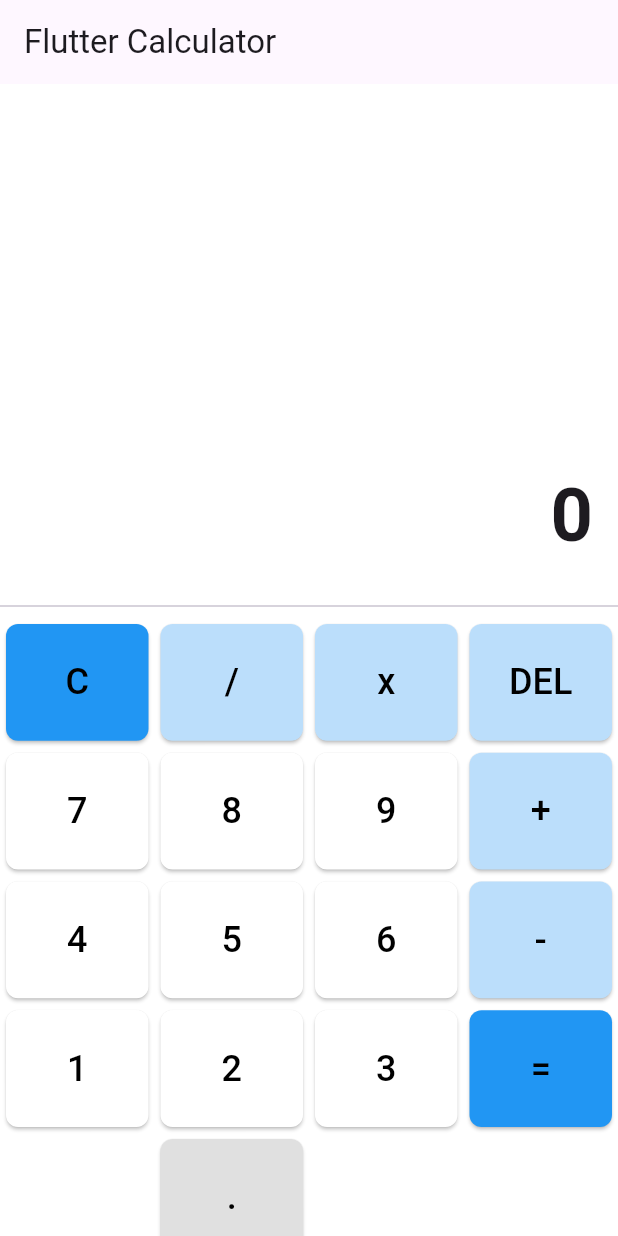
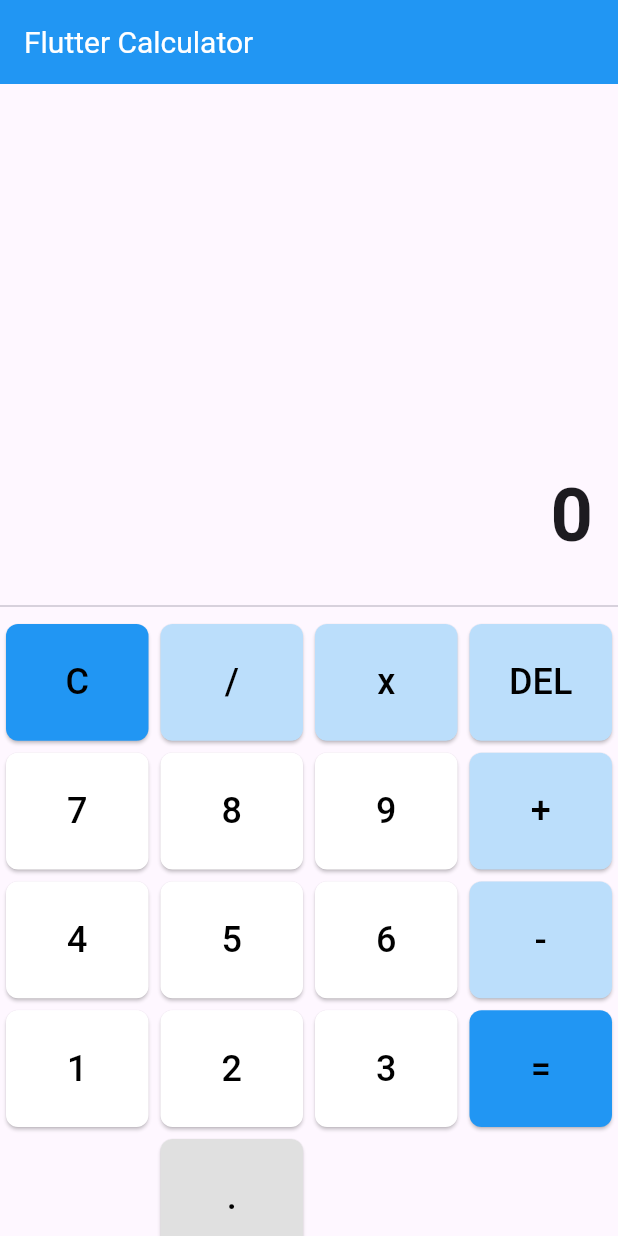
Before and after one commit to ecode-env/calculator-flutter, a Flutter app: the screen it shows after launch, on a phone screen of 412 x 824 dp. Run offline on Flutter 3.47's test engine with Material 3 defaults, Android fonts, the phone set to English and light mode, and no system bars.

Commit message:
main class 'run'

```diff
--- a/lib/main.dart
+++ b/lib/main.dart
@@ -1,3 +1,4 @@
+// main.dart
 import 'package:flutter/material.dart';
 import 'screens/calculator.dart';
 
@@ -11,11 +12,13 @@ class CalculatorApp extends StatelessWidget {
   @override
   Widget build(BuildContext context) {
     return MaterialApp(
-      debugShowCheckedModeBanner: false,
-      title: 'Calculator',
+      title: 'Flutter Calculator',
       theme: ThemeData(
         primarySwatch: Colors.blue,
-        scaffoldBackgroundColor: Colors.white, // White background
+        appBarTheme: const AppBarTheme(
+          backgroundColor: Colors.blue,
+          titleTextStyle: TextStyle(color: Colors.white, fontSize: 20),
+        ),
       ),
       home: const CalculatorScreen(),
     );
```
